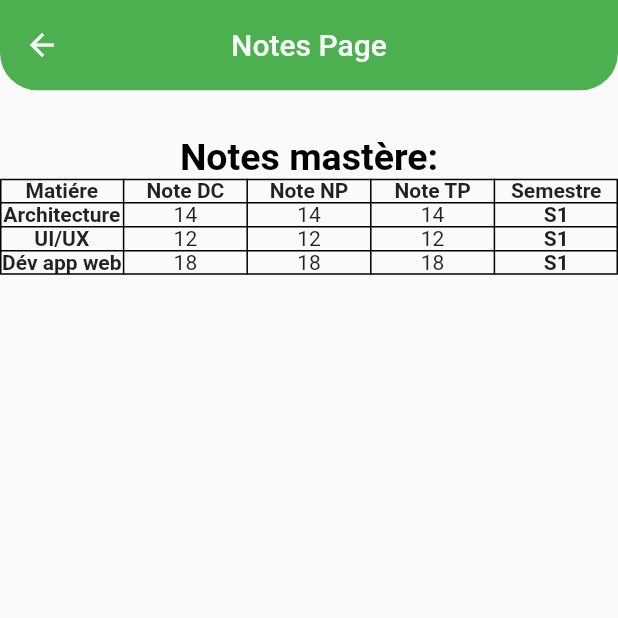
After one commit to KhfifiSlim/FlutterProjectMpdam, a Flutter app: the Tables screen opened directly, on a phone screen of 412 x 824 dp, the top half of it. The commit adds this screen. Run offline on Flutter 3.47's test engine with Material 2 defaults, Android fonts, the phone set to English and light mode, and no system bars; our stand-ins replace salomon_bottom_bar; network calls fail.

Commit message:
notes page

```diff
--- a/lib/InfoPage.dart
+++ b/lib/InfoPage.dart
@@ -95,7 +95,7 @@ class _InfoPageState extends State<InfoPage> {
               bottomLeft: Radius.circular(25)),
         ),
         elevation: 0.00,
-        backgroundColor: Colors.blue,
+        backgroundColor: Colors.green[500],
       ),
       body: _semesters != null && _enseignants != null
           ? ListView.builder(
--- /dev/null
+++ b/lib/table.dart
@@ -0,0 +1,110 @@
+import 'package:flutter/cupertino.dart';
+import 'package:flutter/material.dart';
+import 'package:salomon_bottom_bar/salomon_bottom_bar.dart';
+
+
+class Tables extends StatefulWidget {
+    const Tables({Key? key}) : super(key: key);
+
+  @override
+  _TablesState createState() => _TablesState();
+}
+
+class _TablesState extends State<Tables> {
+  final _navBarItems = [
+    SalomonBottomBarItem(
+      icon: const Icon(Icons.home),
+      title: const Text("Home"),
+      selectedColor: Colors.purple,
+    ),
+    SalomonBottomBarItem(
+      icon: const Icon(Icons.info),
+      title: const Text("Info"),
+      selectedColor: Colors.pink,
+    ),
+    SalomonBottomBarItem(
+      icon: const Icon(Icons.contact_mail),
+      title: const Text("Contact Us"),
+      selectedColor: Colors.orange,
+    ),
+    SalomonBottomBarItem(
+      icon: const Icon(Icons.format_list_bulleted),
+      title: const Text("Préinscription"),
+      selectedColor: Colors.teal,
+    ),
+  ];
+
+  @override
+  Widget build(BuildContext context) {
+    return Scaffold(
+      appBar: AppBar(
+        title: Text('Notes Page'),
+        titleSpacing: 00.0,
+        centerTitle: true,
+        toolbarHeight: 60.2,
+        toolbarOpacity: 0.8,
+        shape: const RoundedRectangleBorder(
+          borderRadius: BorderRadius.only(
+              bottomRight: Radius.circular(25),
+              bottomLeft: Radius.circular(25)),
+        ),
+        elevation: 0.00,
+        backgroundColor: Colors.green[500],
+      ),
+      body: Column(
+        children: <Widget>[
+           const Padding(padding: EdgeInsets.only(top: 30),),
+          const Text("Notes mastère:",
+                textAlign:TextAlign.start,
+                style:TextStyle(color:Colors.black,fontWeight: FontWeight.bold,fontSize: 25),),
+         Table(
+            border: TableBorder.all(width: 1.0,color: Colors.black,),
+            children: const [
+              TableRow(
+                children: [
+                  Center(child: Text("Matiére", style: TextStyle(fontWeight: FontWeight.bold))),
+                  Center(child: Text("Note DC", style: TextStyle(fontWeight: FontWeight.bold))),
+                  Center(child: Text("Note NP", style: TextStyle(fontWeight: FontWeight.bold))),
+                  Center(child: Text("Note TP", style: TextStyle(fontWeight: FontWeight.bold))),
+                  Center(child: Text("Semestre", style: TextStyle(fontWeight: FontWeight.bold))),
+                ],
+              ),
+
+
+             TableRow(
+              children: [
+                Center(child: Text("Architecture", style: TextStyle(fontWeight: FontWeight.bold))),
+                Center(child: Text("14")),
+                Center(child: Text("14")),
+                Center(child: Text("14")),
+                Center(child: Text("S1", style: TextStyle(fontWeight: FontWeight.bold)))
+              ]
+            ),
+             TableRow(
+              children: [
+                Center(child: Text("UI/UX", style: TextStyle(fontWeight: FontWeight.bold))),
+                Center(child: Text("12")),
+                Center(child: Text("12")),
+                Center(child: Text("12")),
+                Center(child: Text("S1", style: TextStyle(fontWeight: FontWeight.bold)))
+
+              ]
+            ),
+             TableRow(
+              children: [
+                Center(child: Text("Dév app web", style: TextStyle(fontWeight: FontWeight.bold))),
+                Center(child: Text("18")),
+                Center(child: Text("18")),
+                Center(child: Text("18")),
+                Center(child: Text("S1", style: TextStyle(fontWeight: FontWeight.bold)))
+              ]
+            )
+
+
+          ],
+        ),
+        ]
+      ),
+    );
+  }
+}
--- a/lib/welcome.dart
+++ b/lib/welcome.dart
@@ -1,6 +1,7 @@
 import 'dart:convert';
 import 'package:flutter/material.dart';
 import 'package:flutterproject/InfoPage.dart';
+import 'package:flutterproject/table.dart';
 import 'package:flutterproject/contact.dart';
 import 'package:flutterproject/preinscription.dart';
 import 'package:http/http.dart' as http;
```
